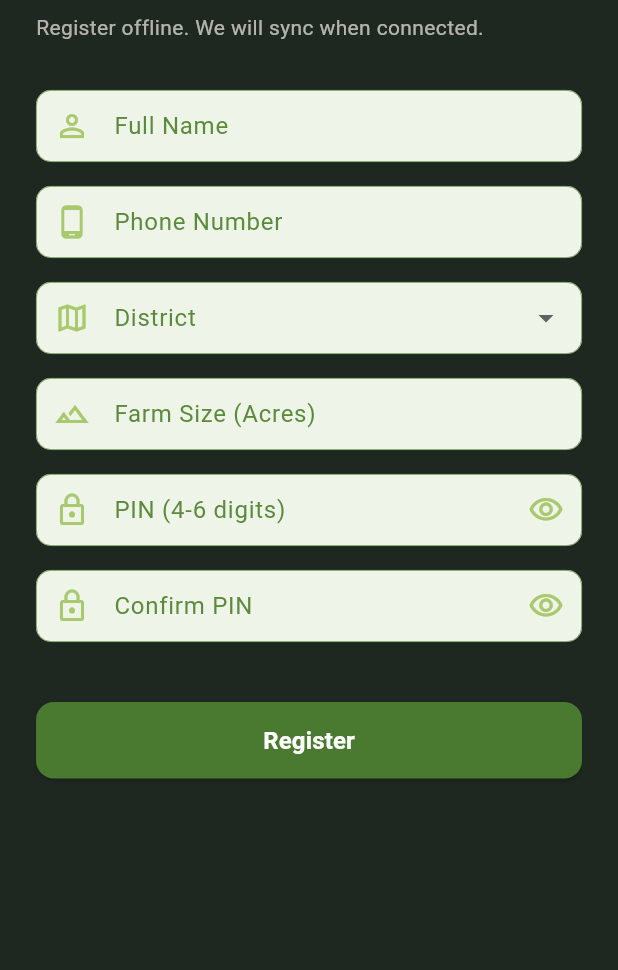
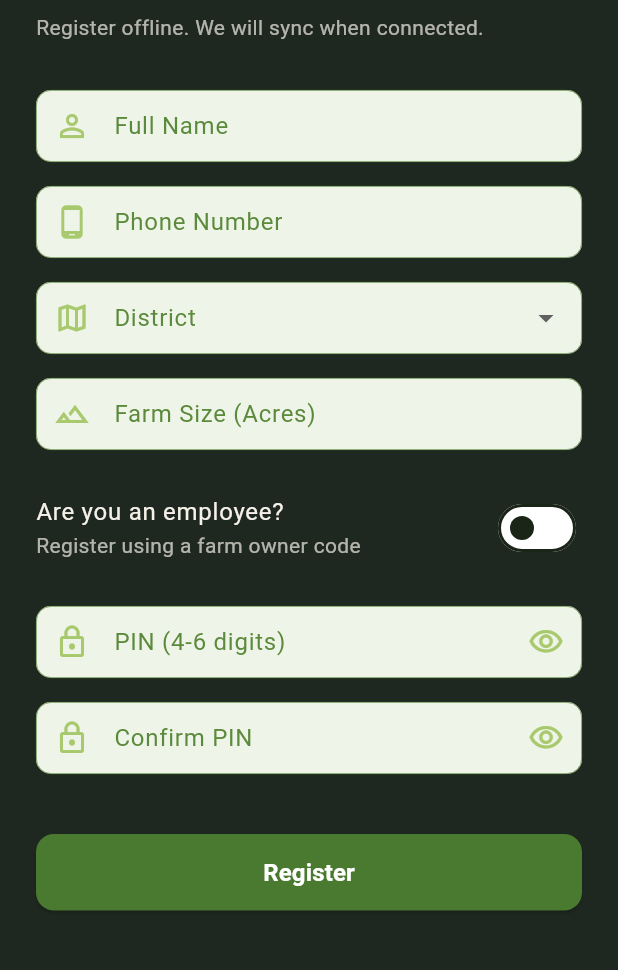
Before and after one commit to Leitan123/Cashew-Sense, a Flutter app: the screen it shows after launch, after a tap on "Register", on a phone screen of 412 x 824 dp, the part 171-1141 px from its top. Run offline on Flutter 3.47's test engine with Material 3 defaults, Android fonts, the phone set to English and light mode, and no system bars; our stand-ins replace connectivity_plus, flutter_blue_plus, image_picker, permission_handler, shared_preferences, sqflite; missing offline and left inert: tflite_flutter; accounts and stored records are empty; statements that could not run were skipped.

Commit message:
refactored the code

```diff
--- a/lib/screens/register_screen.dart
+++ b/lib/screens/register_screen.dart
@@ -24,11 +24,13 @@ class _RegisterScreenState extends State<RegisterScreen> {
   final _pinController = TextEditingController();
   final _confirmPinController = TextEditingController();
   final _farmSizeController = TextEditingController();
+  final _employeeCodeController = TextEditingController();
 
   String? _selectedDistrict;
   bool _obscurePin = true;
   bool _obscureConfirmPin = true;
   bool _isLoading = false;
+  bool _isEmployee = false;
 
   final List<String> _districts = [
     'Ampara', 'Anuradhapura', 'Badulla', 'Batticaloa', 'Colombo', 'Galle',
@@ -56,6 +58,7 @@ class _RegisterScreenState extends State<RegisterScreen> {
         pin: _pinController.text.trim(),
         district: _selectedDistrict!,
         farmSize: size,
+        employeeCode: _isEmployee ? _employeeCodeController.text.trim() : null,
       );
 
       if (mounted) {
@@ -86,6 +89,7 @@ class _RegisterScreenState extends State<RegisterScreen> {
     _pinController.dispose();
     _confirmPinController.dispose();
     _farmSizeController.dispose();
+    _employeeCodeController.dispose();
     super.dispose();
   }
 
@@ -185,6 +189,34 @@ class _RegisterScreenState extends State<RegisterScreen> {
                 ),
                 const SizedBox(height: 16),
 
+                // Employee Toggle
+                SwitchListTile(
+                  title: Text('Are you an employee?'.tr(context), style: const TextStyle(color: _cream)),
+                  subtitle: Text('Register using a farm owner code'.tr(context), style: TextStyle(color: _cream.withOpacity(0.7))),
+                  value: _isEmployee,
+                  activeColor: _lime,
+                  onChanged: (val) => setState(() => _isEmployee = val),
+                  contentPadding: EdgeInsets.zero,
+                ),
+                if (_isEmployee) ...[
+                  const SizedBox(height: 16),
+                  TextFormField(
+                    controller: _employeeCodeController,
+                    style: const TextStyle(color: _cream),
+                    decoration: InputDecoration(
+                      labelText: 'Employee Code'.tr(context),
+                      prefixIcon: const Icon(Icons.badge_outlined, color: _lime),
+                    ),
+                    validator: (val) {
+                      if (_isEmployee && (val == null || val.trim().isEmpty)) {
+                        return 'Required'.tr(context);
+                      }
+                      return null;
+                    },
+                  ),
+                ],
+                const SizedBox(height: 16),
+
                 // PIN
                 TextFormField(
                   controller: _pinController,
--- a/lib/services/auth_service.dart
+++ b/lib/services/auth_service.dart
@@ -39,15 +39,35 @@ class AuthService {
     return sha256.convert(bytes).toString();
   }
 
-  /// Register works completely offline
+  /// Register works offline normally, but requires internet if employeeCode is provided
   Future<bool> register({
     required String name,
     required String phone,
     required String pin,
     required String district,
     required double farmSize,
+    String? employeeCode,
   }) async {
     try {
+      if (employeeCode != null && employeeCode.trim().isNotEmpty) {
+        final connectivityResult = await Connectivity().checkConnectivity();
+        if (connectivityResult.contains(ConnectivityResult.none)) {
+          throw Exception('Internet connection is required to register with an Employee Code.');
+        }
+
+        final String verifyUrl = 'https://dimgrey-fly-458602.hostingersite.com/api/verify-employee-code';
+        final verifyRes = await http.post(
+          Uri.parse(verifyUrl),
+          headers: {'Content-Type': 'application/json', 'Accept': 'application/json'},
+          body: jsonEncode({'employee_code': employeeCode.trim()}),
+        );
+
+        if (verifyRes.statusCode != 200) {
+          final body = jsonDecode(verifyRes.body);
+          throw Exception(body['error'] ?? 'Invalid Employee Code.');
+        }
+      }
+
       // Check if phone already exists
       final existingUser = await DatabaseService.instance.getUserByPhone(phone);
       if (existingUser != null) {
@@ -62,6 +82,7 @@ class AuthService {
         'pin_hash': pinHash,
         'district': district,
         'farm_size': farmSize,
+        'employee_code': employeeCode?.trim(),
         'synced': 0,
       };
 
@@ -123,6 +144,7 @@ class AuthService {
         'pin_hash': pinHash,
         'district': user['district'],
         'farm_size': user['farm_size'],
+        'employee_code': user['employee_code'],
         'synced': 1,
       });
     }
@@ -238,7 +260,13 @@ class AuthService {
       final db = DatabaseService.instance;
 
       // 1. Get unsynced users
-      final unsyncedUsersList = await db.getUnsyncedUsers();
+      final rawUnsyncedUsersList = await db.getUnsyncedUsers();
+
+      // Make sure we carry over the employee_code because db returns what's exactly in the schema
+      final unsyncedUsersList = rawUnsyncedUsersList.map((user) => {
+        ...user,
+        'employee_code': user['employee_code'],
+      }).toList();
 
       if (unsyncedUsersList.isEmpty && _currentUserId == null) {
          print("AuthService: Nothing to sync or no user logged in.");
--- a/lib/services/database_service.dart
+++ b/lib/services/database_service.dart
@@ -14,7 +14,7 @@ class DatabaseService {
 
     _db = await openDatabase(
       path,
-      version: 4,
+      version: 5,
       onCreate: (db, version) async {
         await db.execute('''
           CREATE TABLE users (
@@ -24,7 +24,8 @@ class DatabaseService {
             pin_hash  TEXT    NOT NULL,
             district  TEXT    NOT NULL,
             farm_size REAL    NOT NULL,
-            synced    INTEGER NOT NULL DEFAULT 0
+            synced    INTEGER NOT NULL DEFAULT 0,
+            employee_code TEXT
           )
         ''');
         await db.execute('''
@@ -107,6 +108,9 @@ class DatabaseService {
               synced    INTEGER NOT NULL DEFAULT 0
             )
           ''');
+        }
+        if (oldVersion < 5) {
+          await db.execute("ALTER TABLE users ADD COLUMN employee_code TEXT");
         }
       },
     );
```
